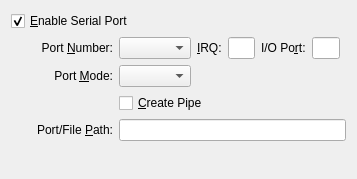
Before: the Qt Designer form vbox/src/VBox/Frontends/VirtualBox/src/settings/machine/UIMachineSettingsSerial.ui in jljuxgm/vboxgit, drawn with Qt 5.
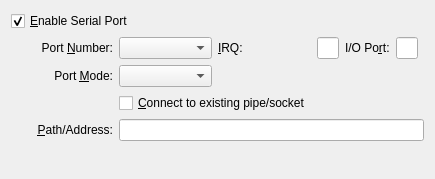
After: the same form once the commit is applied.

```diff
--- a/vbox/src/VBox/Frontends/VirtualBox/src/settings/machine/UIMachineSettingsSerial.ui
+++ b/vbox/src/VBox/Frontends/VirtualBox/src/settings/machine/UIMachineSettingsSerial.ui
@@ -179,14 +179,14 @@
          <string>If checked, the pipe specified in the &lt;b>Port Path&lt;/b> field will be created by the virtual machine when it starts. Otherwise, the virtual machine will assume that the pipe exists and try to use it.</string>
         </property>
         <property name="text" >
-         <string>&amp;Create Pipe</string>
+         <string>&amp;Connect to existing pipe/socket</string>
         </property>
        </widget>
       </item>
       <item row="3" column="0" >
        <widget class="QLabel" name="mLbPath" >
         <property name="text" >
-         <string>Port/File &amp;Path:</string>
+         <string>&amp;Path/Address:</string>
         </property>
         <property name="alignment" >
          <set>Qt::AlignRight|Qt::AlignTrailing|Qt::AlignVCenter</set>
```
Left out of the diff: 11 changed lines with no effect on the pictures.
